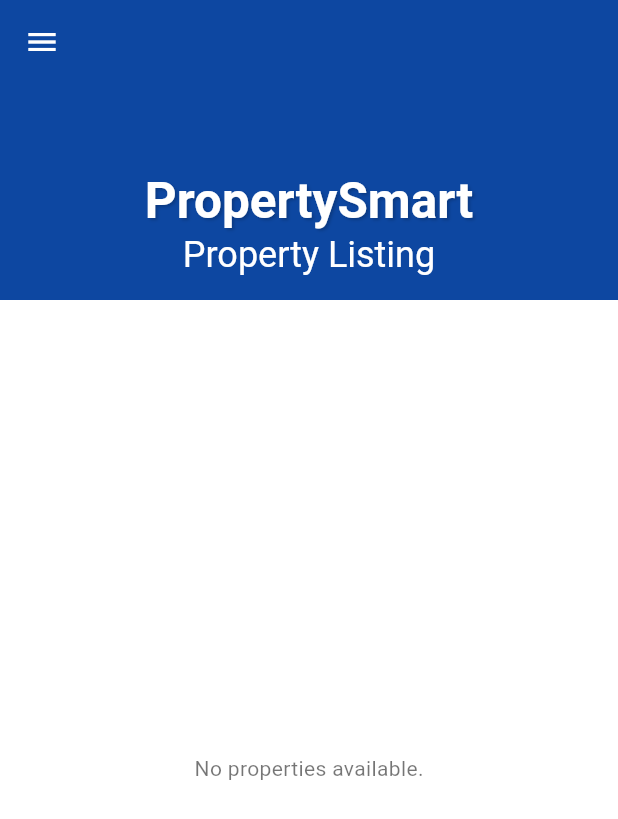
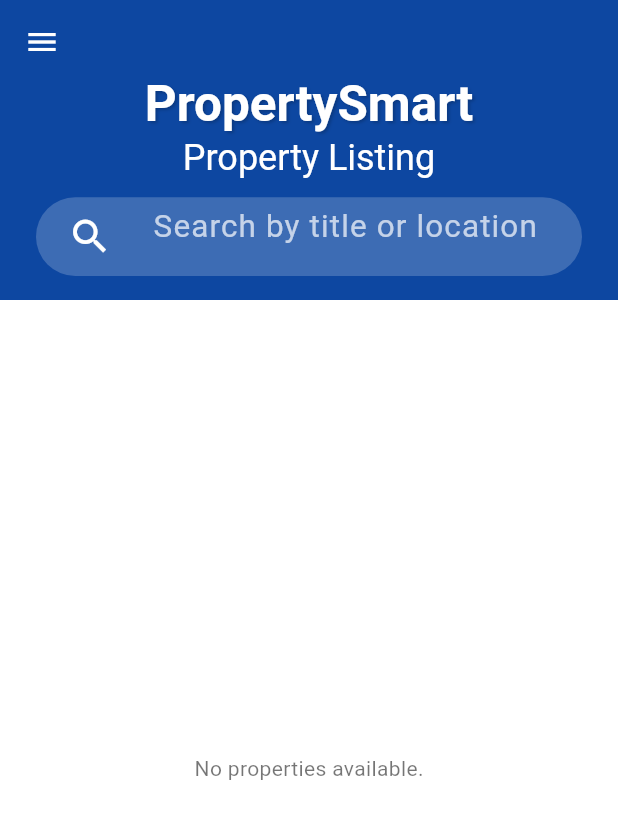
Before and after one commit to Ggayi-Edward/Property_management_application, a Flutter app: the EstateListingView screen opened by its route, on a phone screen of 412 x 824 dp. Shown: the top 819 px of the screen. Run offline on Flutter 3.47's test engine with Material 3 defaults, Android fonts, the light colour scheme and no system bars; our stand-ins replace cached_network_image, cloud_firestore, file_picker, firebase_auth, firebase_core, firebase_messaging and 9 more; missing offline and left inert: flutterwave_standard; accounts and stored records are empty.

Commit message:
house listing ui

```diff
--- a/lib/pages/estate_listing/estate_listing_view.dart
+++ b/lib/pages/estate_listing/estate_listing_view.dart
@@ -20,6 +20,7 @@ class EstateListingView extends StatefulWidget {
 
 class _EstateListingViewState extends State<EstateListingView> {
   Map<String, dynamic> filters = {};
+  String searchQuery = "";
 
   Future<void> uploadFile(PlatformFile file, String userId) async {
     try {
@@ -66,7 +67,6 @@ class _EstateListingViewState extends State<EstateListingView> {
 
   if (filters.isNotEmpty) {
     if (filters['priceRange'] != null) {
-        // Parse the price range string and add query filters
       final priceRange = filters['priceRange'].toString().split(' - ');
       final minPrice = int.tryParse(priceRange[0].replaceAll('\$', '').replaceAll(',', '')) ?? 0;
       final maxPrice = priceRange.length > 1
@@ -86,6 +86,12 @@ class _EstateListingViewState extends State<EstateListingView> {
     if (filters['wifi'] != null) {
       query = query.where('wifi', isEqualTo: filters['wifi']);
     }
+  }
+
+  if (searchQuery.isNotEmpty) {
+    query = query
+        .where('title', isGreaterThanOrEqualTo: searchQuery)
+        .where('title', isLessThanOrEqualTo: searchQuery + '\uf8ff');
   }
 
   return query;
@@ -147,15 +153,42 @@ class _EstateListingViewState extends State<EstateListingView> {
                   color: Colors.white,
                 ),
               ),
+            const SizedBox(height: 8.0), // Adjusted spacing
+            Padding(
+              padding: const EdgeInsets.symmetric(horizontal: 16.0),
+              child: SizedBox(
+                height: 35, // Reduced height
+                child: TextField(
+                  onChanged: (value) {
+                    setState(() {
+                      searchQuery = value;
+                    });
+                  },
+                  style: const TextStyle(color: Colors.white, fontSize: 14), // Reduced font size
+                  decoration: InputDecoration(
+                    hintText: 'Search by title or location',
+                    hintStyle: const TextStyle(color: Colors.white70, fontSize: 14), // Reduced hint text size
+                    filled: true,
+                    fillColor: Colors.white.withOpacity(0.2),
+                    prefixIcon: const Icon(Icons.search, color: Colors.white, size: 20), // Reduced icon size
+                    border: OutlineInputBorder(
+                      borderRadius: BorderRadius.circular(20.0), // Adjusted border radius
+                      borderSide: BorderSide.none,
+                    ),
+                  ),
+                ),
+              ),
+            ),
           ],
         ),
         background: Container(
-                    color: Color(0xFF0D47A1),
+          color: const Color(0xFF0D47A1),
         ),
       );
     },
   ),
 ),
+
           StreamBuilder<QuerySnapshot>(
             stream: _buildQuery().snapshots(),
             builder: (context, AsyncSnapshot<QuerySnapshot> snapshot) {
@@ -192,7 +225,7 @@ class _EstateListingViewState extends State<EstateListingView> {
                       final data = property.data() as Map<String, dynamic>?;
 
                       final mainImage = data?['mainImage'] as String? ?? '';
-                      final propertyId = property.id; // Get the property ID
+                      final propertyId = property.id;
 
                       return GestureDetector(
                         onTap: () {
@@ -200,14 +233,14 @@ class _EstateListingViewState extends State<EstateListingView> {
                             context,
                             MaterialPageRoute(
                               builder: (context) => EstateDetailsPage(
-                                estateId: propertyId, // Pass the property ID
+                                estateId: propertyId,
                               ),
                             ),
                           );
                         },
                         child: Container(
                           constraints: BoxConstraints(
-                            maxHeight: 300, // or any other fixed height
+                            maxHeight: 300,
                           ),
                           child: ClipRRect(
                             borderRadius: BorderRadius.circular(15.0),
@@ -295,7 +328,6 @@ class _EstateListingViewState extends State<EstateListingView> {
           ),
         ],
       ),
-
     );
   }
 }
```
Lines whose indentation alone changed are shown as unchanged.
